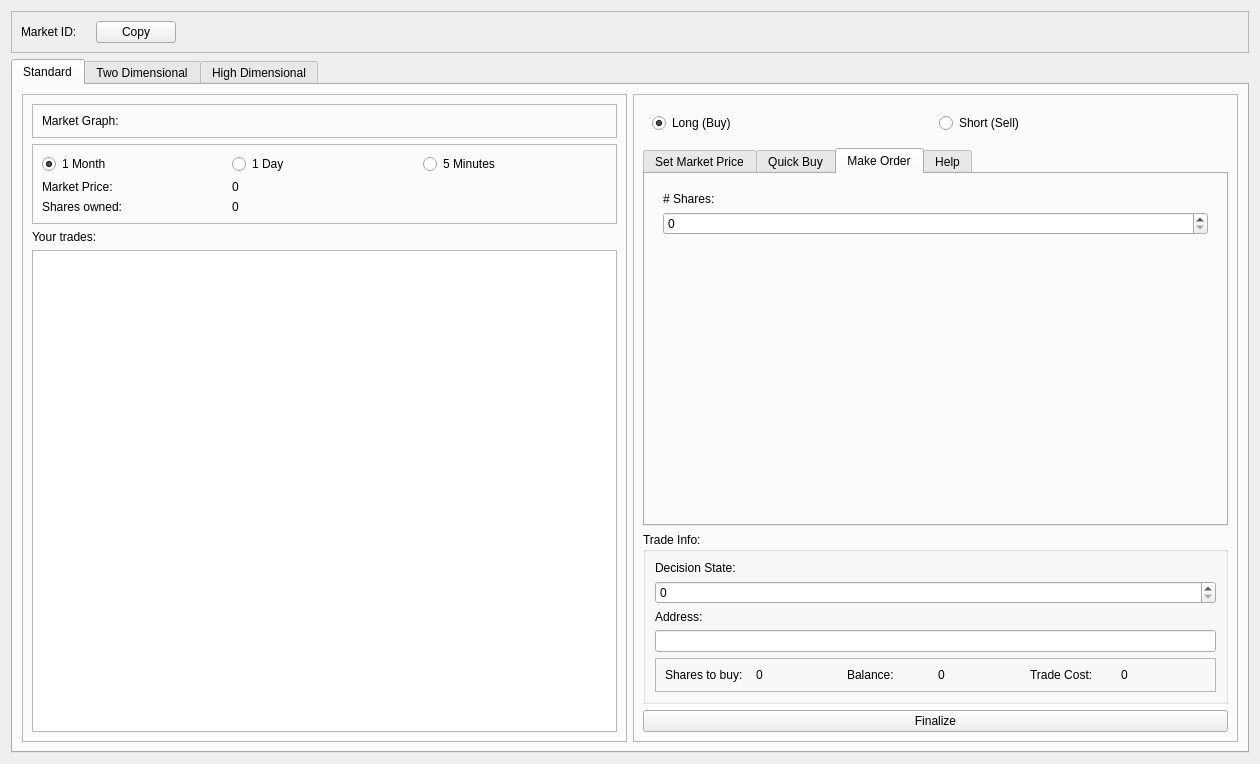
First picture: the form in src/qt/forms/markettradeview.ui, repository bitjson/hivemind, before the edit.
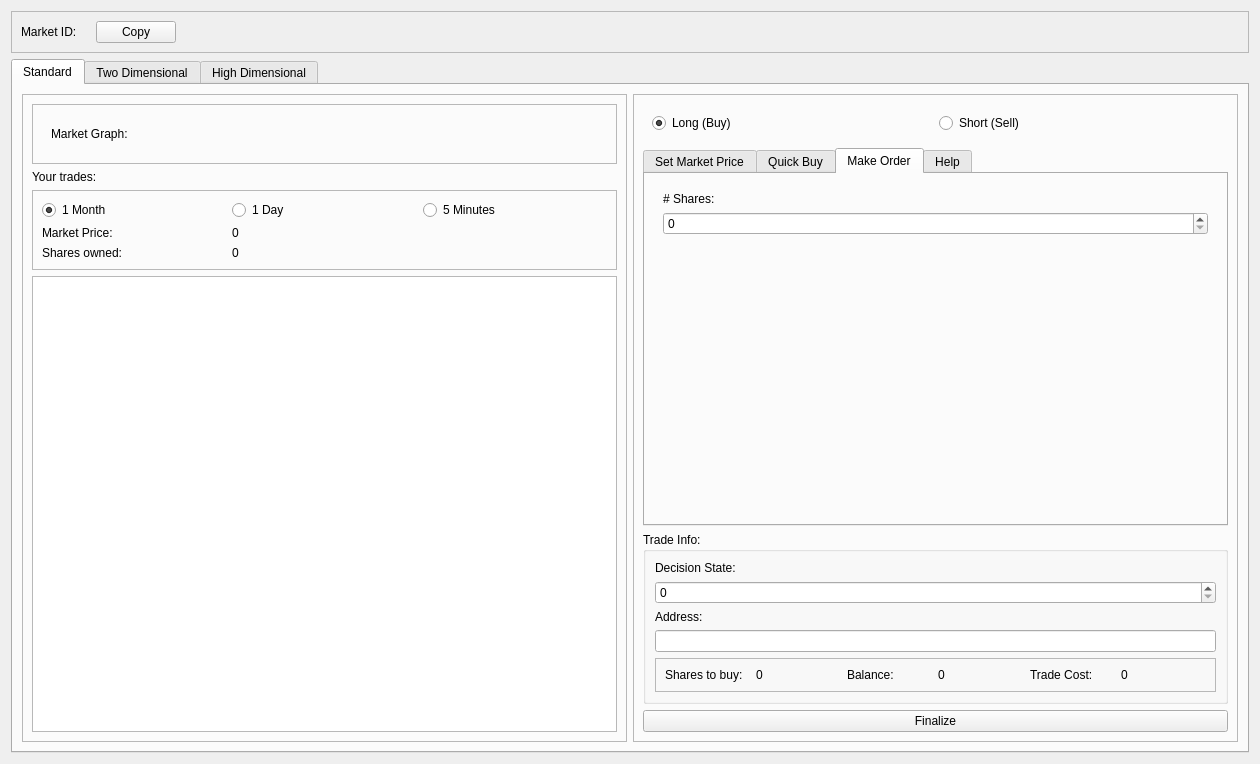
Second picture: the form after the edit. The open tabs and pages were chosen to show the change. Icons and pictures are not drawn.

Commit message: Add expand icon, update market and trading

Diff of the .ui file:
```diff
--- a/src/qt/forms/markettradeview.ui
+++ b/src/qt/forms/markettradeview.ui
@@ -102,15 +102,70 @@
             </property>
             <layout class="QVBoxLayout" name="verticalLayout_8">
              <item>
-              <widget class="QLabel" name="label_2">
-               <property name="text">
-                <string>Market Graph:</string>
+              <widget class="QFrame" name="frame_6">
+               <property name="frameShape">
+                <enum>QFrame::NoFrame</enum>
                </property>
+               <property name="frameShadow">
+                <enum>QFrame::Raised</enum>
+               </property>
+               <layout class="QHBoxLayout" name="horizontalLayout_2">
+                <item>
+                 <widget class="QLabel" name="label_2">
+                  <property name="text">
+                   <string>Market Graph:</string>
+                  </property>
+                 </widget>
+                </item>
+                <item>
+                 <spacer name="horizontalSpacer_2">
+                  <property name="orientation">
+                   <enum>Qt::Horizontal</enum>
+                  </property>
+                  <property name="sizeHint" stdset="0">
+                   <size>
+                    <width>40</width>
+                    <height>20</height>
+                   </size>
+                  </property>
+                 </spacer>
+                </item>
+                <item>
+                 <widget class="QPushButton" name="pushButtonPopupGraph">
+                  <property name="layoutDirection">
+                   <enum>Qt::LeftToRight</enum>
+                  </property>
+                  <property name="text">
+                   <string/>
+                  </property>
+                  <property name="icon">
+                   <iconset resource="../hivemind.qrc">
+                    <normaloff>:/icons/expand</normaloff>:/icons/expand</iconset>
+                  </property>
+                  <property name="iconSize">
+                   <size>
+                    <width>20</width>
+                    <height>20</height>
+                   </size>
+                  </property>
+                  <property name="flat">
+                   <bool>true</bool>
+                  </property>
+                 </widget>
+                </item>
+               </layout>
               </widget>
              </item>
             </layout>
            </widget>
           </item>
+          <item>
+           <widget class="QLabel" name="label">
+            <property name="text">
+             <string>Your trades:</string>
+            </property>
+           </widget>
+          </item>
           <item>
            <widget class="QFrame" name="frame">
             <property name="frameShape">
@@ -178,13 +233,6 @@
             </layout>
            </widget>
           </item>
-          <item>
-           <widget class="QLabel" name="label">
-            <property name="text">
-             <string>Your trades:</string>
-            </property>
-           </widget>
-          </item>
           <item>
            <widget class="QListWidget" name="listWidgetYourTrades"/>
           </item>
```
Left out of the diff: 28 changed lines with no effect on the pictures. The commit also changes 8 other files.
